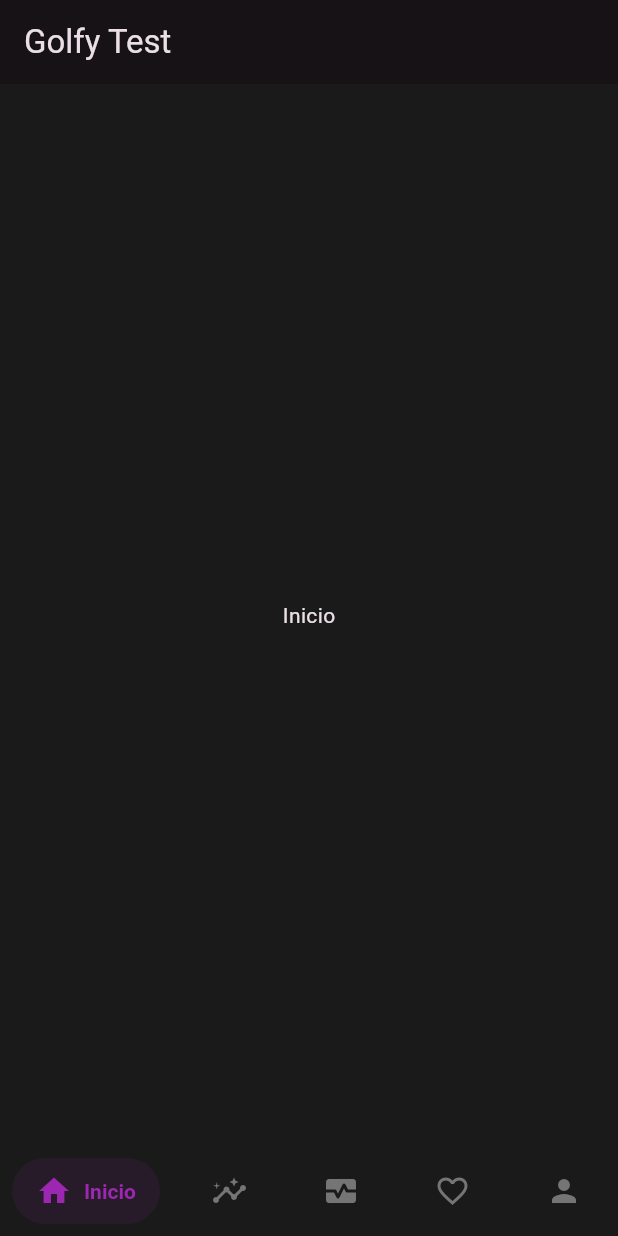
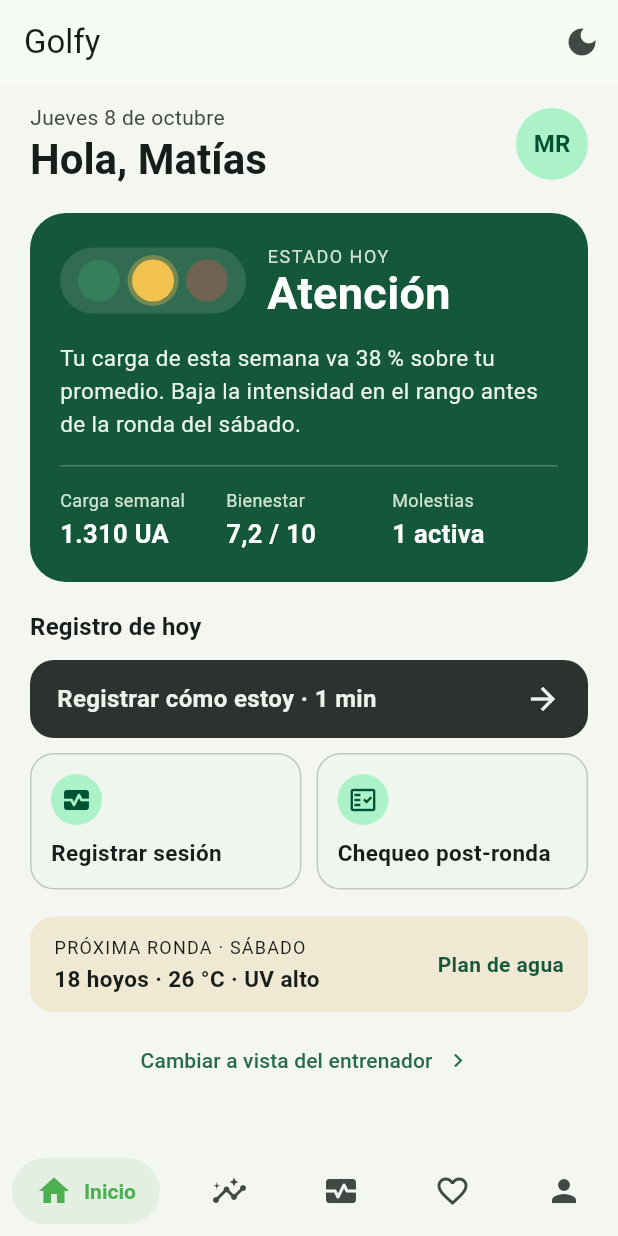
Before and after one commit to red-nato/golfy_app, a Flutter app: the screen it shows after launch, on a phone screen of 412 x 824 dp. Run offline on Flutter 3.47's test engine with Material 3 defaults, Android fonts, the phone set to English and light mode, and no system bars; drawn by our look-alikes of salomon_bottom_bar.

Commit message:
Add: Pantalla Inicio y estructura de las páginas

```diff
--- a/lib/main.dart
+++ b/lib/main.dart
@@ -1,5 +1,7 @@
 import 'package:flutter/material.dart';
-import 'package:salomon_bottom_bar/salomon_bottom_bar.dart';
+import 'screens/golfy_main.dart';
+import 'theme.dart';
+
 void main() {
   runApp(const MyApp());
 }
@@ -7,88 +9,20 @@ void main() {
 class MyApp extends StatelessWidget {
   const MyApp({super.key});
 
-  // This widget is the root of your application.
   @override
   Widget build(BuildContext context) {
-    return MaterialApp(
-      title: 'Flutter Demo',
-      theme: ThemeData(
-        // This is the theme of your application.
-        //
-        // TRY THIS: Try running your application with "flutter run". You'll see
-        // the application has a purple toolbar. Then, without quitting the app,
-        // try changing the seedColor in the colorScheme below to Colors.green
-        // and then invoke "hot reload" (save your changes or press the "hot
-        // reload" button in a Flutter-supported IDE, or press "r" if you used
-        // the command line to start the app).
-        //
-        // Notice that the counter didn't reset back to zero; the application
-        // state is not lost during the reload. To reset the state, use hot
-        // restart instead.
-        //
-        // This works for code too, not just values: Most code changes can be
-        // tested with just a hot reload.
-        colorScheme: .fromSeed(brightness: Brightness.dark, seedColor: Colors.purple),
-        scaffoldBackgroundColor: const Color(0xFF1A1A1A),
-      ),
-      home: const GoogleBottomBar(),
+    // Se reconstruye cada vez que themeNotifier cambia.
+    return ValueListenableBuilder<ThemeMode>(
+      valueListenable: themeNotifier,
+      builder: (context, mode, _) {
+        return MaterialApp(
+          title: 'Golfy',
+          theme: lightTheme,
+          darkTheme: darkTheme,
+          themeMode: mode,
+          home: const GolfyMain(),
+        );
+      },
     );
   }
 }
-
-class GoogleBottomBar extends StatefulWidget {
-  const GoogleBottomBar({super.key});
-
-  @override
-  State<GoogleBottomBar> createState() => _GoogleBottomBarState();
-}
-
-class _GoogleBottomBarState extends State<GoogleBottomBar> {
-  int _selectedIndex = 0;
-  @override
-  Widget build(BuildContext context) {
-    return Scaffold(
-      appBar: AppBar(title: const Text('Golfy Test')),
-      body: Center(child: _navBarItems[_selectedIndex].title),
-      bottomNavigationBar: SalomonBottomBar(
-        currentIndex: _selectedIndex,
-        selectedItemColor: const Color(0xffFFFFFF),
-        unselectedItemColor: const Color(0xff757575),
-        onTap: (index) {
-          setState(() {
-            _selectedIndex = index;
-          });
-        },
-        items: _navBarItems,
-      ),
-    );
-  }
-}
-
-final _navBarItems = [
-  SalomonBottomBarItem(
-    icon: const Icon(Icons.home),
-    title: const Text("Inicio"),
-    selectedColor: Colors.purple,
-  ),
-  SalomonBottomBarItem(
-    icon: const Icon(Icons.insights),
-    title: const Text("Mediciones"),
-    selectedColor: Colors.orange,
-  ),
-    SalomonBottomBarItem(
-    icon: const Icon(Icons.monitor_heart),
-    title: const Text("Carga"),
-    selectedColor: Colors.green,
-  ),
-  SalomonBottomBarItem(
-    icon: const Icon(Icons.favorite_border),
-    title: const Text("Bienestar"),
-    selectedColor: Colors.pink,
-  ),
-  SalomonBottomBarItem(
-    icon: const Icon(Icons.person),
-    title: const Text("Profile"),
-    selectedColor: Colors.teal,
-  ),
-];
--- /dev/null
+++ b/lib/pages/inicio_page.dart
@@ -0,0 +1,375 @@
+import 'package:flutter/material.dart';
+
+const _green = Color(0xFF14573A);
+const _mint = Color(0xFFCFE3D4);
+
+class InicioPage extends StatelessWidget {
+  const InicioPage({super.key});
+
+  @override
+  Widget build(BuildContext context) {
+    final theme = Theme.of(context);
+
+    return SingleChildScrollView(
+      padding: const EdgeInsets.fromLTRB(20, 12, 20, 24),
+      child: Column(
+        crossAxisAlignment: CrossAxisAlignment.start,
+        children: [
+          const _Header(),
+          const SizedBox(height: 18),
+          const _StatusCard(),
+          const SizedBox(height: 18),
+          Text(
+            'Registro de hoy',
+            style: theme.textTheme.titleMedium?.copyWith(
+              fontWeight: FontWeight.w700,
+            ),
+          ),
+          const SizedBox(height: 10),
+          const _PrimaryAction(),
+          const SizedBox(height: 10),
+          const Row(
+            children: [
+              Expanded(
+                child: _ActionCard(
+                  icon: Icons.monitor_heart,
+                  label: 'Registrar sesión',
+                ),
+              ),
+              SizedBox(width: 10),
+              Expanded(
+                child: _ActionCard(
+                  icon: Icons.fact_check_outlined,
+                  label: 'Chequeo post-ronda',
+                ),
+              ),
+            ],
+          ),
+          const SizedBox(height: 18),
+          const _NextRoundCard(),
+          const SizedBox(height: 8),
+          Center(
+            child: TextButton.icon(
+              onPressed: () {},
+              icon: const Icon(Icons.chevron_right),
+              iconAlignment: IconAlignment.end,
+              label: const Text('Cambiar a vista del entrenador'),
+            ),
+          ),
+        ],
+      ),
+    );
+  }
+}
+
+class _Header extends StatelessWidget {
+  const _Header();
+
+  @override
+  Widget build(BuildContext context) {
+    final theme = Theme.of(context);
+    final scheme = theme.colorScheme;
+
+    return Row(
+      mainAxisAlignment: MainAxisAlignment.spaceBetween,
+      children: [
+        Column(
+          crossAxisAlignment: CrossAxisAlignment.start,
+          children: [
+            Text(
+              'Jueves 8 de octubre',
+              style: theme.textTheme.bodyMedium?.copyWith(
+                color: scheme.onSurfaceVariant,
+              ),
+            ),
+            Text(
+              'Hola, Matías',
+              style: theme.textTheme.headlineMedium?.copyWith(
+                fontWeight: FontWeight.w700,
+              ),
+            ),
+          ],
+        ),
+        CircleAvatar(
+          radius: 24,
+          backgroundColor: scheme.primaryContainer,
+          child: Text(
+            'MR',
+            style: TextStyle(
+              color: scheme.onPrimaryContainer,
+              fontWeight: FontWeight.w600,
+            ),
+          ),
+        ),
+      ],
+    );
+  }
+}
+
+class _StatusCard extends StatelessWidget {
+  const _StatusCard();
+
+  @override
+  Widget build(BuildContext context) {
+    return Container(
+      width: double.infinity,
+      padding: const EdgeInsets.all(20),
+      decoration: BoxDecoration(
+        color: _green,
+        borderRadius: BorderRadius.circular(24),
+      ),
+      child: const Column(
+        crossAxisAlignment: CrossAxisAlignment.start,
+        children: [
+          Row(
+            children: [
+              _Semaforo(),
+              SizedBox(width: 14),
+              Column(
+                crossAxisAlignment: CrossAxisAlignment.start,
+                children: [
+                  Text(
+                    'ESTADO HOY',
+                    style: TextStyle(
+                      fontSize: 12,
+                      letterSpacing: 1,
+                      color: _mint,
+                    ),
+                  ),
+                  Text(
+                    'Atención',
+                    style: TextStyle(
+                      fontSize: 30,
+                      fontWeight: FontWeight.w700,
+                      color: Colors.white,
+                      height: 1.1,
+                    ),
+                  ),
+                ],
+              ),
+            ],
+          ),
+          SizedBox(height: 16),
+          Text(
+            'Tu carga de esta semana va 38 % sobre tu promedio. '
+            'Baja la intensidad en el rango antes de la ronda del sábado.',
+            style: TextStyle(
+              fontSize: 15,
+              height: 1.45,
+              color: Color(0xFFEAF3EC),
+            ),
+          ),
+          SizedBox(height: 16),
+          Divider(color: Colors.white24, height: 1),
+          SizedBox(height: 14),
+          Row(
+            children: [
+              Expanded(child: _Stat('Carga semanal', '1.310 UA')),
+              Expanded(child: _Stat('Bienestar', '7,2 / 10')),
+              Expanded(child: _Stat('Molestias', '1 activa')),
+            ],
+          ),
+        ],
+      ),
+    );
+  }
+}
+
+class _Semaforo extends StatelessWidget {
+  const _Semaforo();
+
+  Widget _dot(Color color, {bool active = false}) {
+    return Container(
+      width: 28,
+      height: 28,
+      margin: const EdgeInsets.symmetric(horizontal: 4),
+      decoration: BoxDecoration(
+        shape: BoxShape.circle,
+        color: active ? color : color.withValues(alpha: 0.35),
+        boxShadow: active
+            ? [BoxShadow(color: color.withValues(alpha: 0.35), spreadRadius: 3)]
+            : null,
+      ),
+    );
+  }
+
+  @override
+  Widget build(BuildContext context) {
+    return Container(
+      padding: const EdgeInsets.all(8),
+      decoration: BoxDecoration(
+        color: Colors.white.withValues(alpha: 0.12),
+        borderRadius: BorderRadius.circular(999),
+      ),
+      child: Row(
+        mainAxisSize: MainAxisSize.min,
+        children: [
+          _dot(const Color(0xFF3FA66B)),
+          _dot(const Color(0xFFF2C14E), active: true), // amarillo activo
+          _dot(const Color(0xFFE5584F)),
+        ],
+      ),
+    );
+  }
+}
+
+class _Stat extends StatelessWidget {
+  const _Stat(this.label, this.value);
+
+  final String label;
+  final String value;
+
+  @override
+  Widget build(BuildContext context) {
+    return Column(
+      crossAxisAlignment: CrossAxisAlignment.start,
+      children: [
+        Text(label, style: const TextStyle(fontSize: 12, color: _mint)),
+        const SizedBox(height: 2),
+        Text(
+          value,
+          style: const TextStyle(
+            fontSize: 17,
+            fontWeight: FontWeight.w600,
+            color: Colors.white,
+          ),
+        ),
+      ],
+    );
+  }
+}
+
+class _PrimaryAction extends StatelessWidget {
+  const _PrimaryAction();
+
+  @override
+  Widget build(BuildContext context) {
+    final scheme = Theme.of(context).colorScheme;
+
+    return Material(
+      color: scheme.inverseSurface,
+      borderRadius: BorderRadius.circular(16),
+      child: InkWell(
+        borderRadius: BorderRadius.circular(16),
+        onTap: () {}, // luego: navegar a Bienestar
+        child: Container(
+          constraints: const BoxConstraints(minHeight: 52),
+          padding: const EdgeInsets.symmetric(horizontal: 18),
+          child: Row(
+            mainAxisAlignment: MainAxisAlignment.spaceBetween,
+            children: [
+              Text(
+                'Registrar cómo estoy · 1 min',
+                style: TextStyle(
+                  color: scheme.onInverseSurface,
+                  fontSize: 16,
+                  fontWeight: FontWeight.w600,
+                ),
+              ),
+              Icon(Icons.arrow_forward, color: scheme.onInverseSurface),
+            ],
+          ),
+        ),
+      ),
+    );
+  }
+}
+
+class _ActionCard extends StatelessWidget {
+  const _ActionCard({required this.icon, required this.label});
+
+  final IconData icon;
+  final String label;
+
+  @override
+  Widget build(BuildContext context) {
+    final scheme = Theme.of(context).colorScheme;
+
+    return Material(
+      color: scheme.surfaceContainerLow,
+      shape: RoundedRectangleBorder(
+        borderRadius: BorderRadius.circular(16),
+        side: BorderSide(color: scheme.outlineVariant),
+      ),
+      child: InkWell(
+        borderRadius: BorderRadius.circular(16),
+        onTap: () {},
+        child: Padding(
+          padding: const EdgeInsets.all(14),
+          child: Column(
+            crossAxisAlignment: CrossAxisAlignment.start,
+            children: [
+              CircleAvatar(
+                radius: 17,
+                backgroundColor: scheme.primaryContainer,
+                child: Icon(icon, size: 20, color: scheme.onPrimaryContainer),
+              ),
+              const SizedBox(height: 8),
+              Text(
+                label,
+                style: const TextStyle(
+                  fontSize: 15,
+                  fontWeight: FontWeight.w600,
+                ),
+              ),
+            ],
+          ),
+        ),
+      ),
+    );
+  }
+}
+
+class _NextRoundCard extends StatelessWidget {
+  const _NextRoundCard();
+
+  @override
+  Widget build(BuildContext context) {
+    final theme = Theme.of(context);
+    final isDark = theme.brightness == Brightness.dark;
+    final sand = isDark ? const Color(0xFF3A3524) : const Color(0xFFEFE8D2);
+
+    return Material(
+      color: sand,
+      borderRadius: BorderRadius.circular(16),
+      child: InkWell(
+        borderRadius: BorderRadius.circular(16),
+        onTap: () {},
+        child: Padding(
+          padding: const EdgeInsets.symmetric(horizontal: 16, vertical: 12),
+          child: Row(
+            children: [
+              const Expanded(
+                child: Column(
+                  crossAxisAlignment: CrossAxisAlignment.start,
+                  children: [
+                    Text(
+                      'PRÓXIMA RONDA · SÁBADO',
+                      style: TextStyle(fontSize: 12, letterSpacing: 0.8),
+                    ),
+                    SizedBox(height: 2),
+                    Text(
+                      '18 hoyos · 26 °C · UV alto',
+                      style: TextStyle(
+                        fontSize: 15,
+                        fontWeight: FontWeight.w600,
+                      ),
+                    ),
+                  ],
+                ),
+              ),
+              Text(
+                'Plan de agua',
+                style: TextStyle(
+                  fontSize: 14,
+                  fontWeight: FontWeight.w600,
+                  color: isDark ? _mint : _green,
+                ),
+              ),
+            ],
+          ),
+        ),
+      ),
+    );
+  }
+}
--- /dev/null
+++ b/lib/pages/placeholder_page.dart
@@ -0,0 +1,15 @@
+import 'package:flutter/material.dart';
+
+// Pantalla temporal. La reemplazas por la real cuando la hagas.
+class PlaceholderPage extends StatelessWidget {
+  const PlaceholderPage(this.title, {super.key});
+
+  final String title;
+
+  @override
+  Widget build(BuildContext context) {
+    return Center(
+      child: Text(title, style: Theme.of(context).textTheme.headlineSmall),
+    );
+  }
+}
--- /dev/null
+++ b/lib/screens/golfy_main.dart
@@ -0,0 +1,80 @@
+import 'package:flutter/material.dart';
+import 'package:salomon_bottom_bar/salomon_bottom_bar.dart';
+import '../pages/inicio_page.dart';
+import '../pages/placeholder_page.dart';
+import '../theme.dart';
+
+class GolfyMain extends StatefulWidget {
+  const GolfyMain({super.key});
+
+  @override
+  State<GolfyMain> createState() => _GolfyMainState();
+}
+
+class _GolfyMainState extends State<GolfyMain> {
+  int _selectedIndex = 0;
+
+  // Una pantalla por pestaña, en el MISMO orden que los items de abajo.
+  final _pages = const [
+    InicioPage(),
+    PlaceholderPage('Mediciones'),
+    PlaceholderPage('Carga'),
+    PlaceholderPage('Bienestar'),
+    PlaceholderPage('Perfil'),
+  ];
+
+  final _items = [
+    SalomonBottomBarItem(
+      icon: const Icon(Icons.home),
+      title: const Text('Inicio'),
+      selectedColor: Colors.green,
+    ),
+    SalomonBottomBarItem(
+      icon: const Icon(Icons.insights),
+      title: const Text('Mediciones'),
+      selectedColor: Colors.orange,
+    ),
+    SalomonBottomBarItem(
+      icon: const Icon(Icons.monitor_heart),
+      title: const Text('Carga'),
+      selectedColor: Colors.teal,
+    ),
+    SalomonBottomBarItem(
+      icon: const Icon(Icons.favorite_border),
+      title: const Text('Bienestar'),
+      selectedColor: Colors.pink,
+    ),
+    SalomonBottomBarItem(
+      icon: const Icon(Icons.person),
+      title: const Text('Perfil'),
+      selectedColor: Colors.purple,
+    ),
+  ];
+
+  @override
+  Widget build(BuildContext context) {
+    final isDark = Theme.of(context).brightness == Brightness.dark;
+
+    return Scaffold(
+      appBar: AppBar(
+        title: const Text('Golfy'),
+        actions: [
+          IconButton(
+            tooltip: 'Cambiar tema',
+            icon: Icon(isDark ? Icons.light_mode : Icons.dark_mode),
+            onPressed: () {
+              themeNotifier.value = isDark ? ThemeMode.light : ThemeMode.dark;
+            },
+          ),
+        ],
+      ),
+      body: _pages[_selectedIndex],
+      bottomNavigationBar: SalomonBottomBar(
+        currentIndex: _selectedIndex,
+        unselectedItemColor: Theme.of(context).colorScheme.onSurfaceVariant,
+        onTap: (index) => setState(() => _selectedIndex = index),
+        items: _items,
+      ),
+    );
+  }
+}
--- /dev/null
+++ b/lib/theme.dart
@@ -0,0 +1,19 @@
+import 'package:flutter/material.dart';
+
+// Guarda qué tema está activo. Cualquier parte de la app puede cambiarlo.
+final themeNotifier = ValueNotifier<ThemeMode>(ThemeMode.system);
+
+const _seed = Color(0xFF14573A); // verde de tu diseño
+
+final lightTheme = ThemeData(
+  colorScheme: ColorScheme.fromSeed(seedColor: _seed),
+  scaffoldBackgroundColor: const Color(0xFFF4F6F1),
+);
+
+final darkTheme = ThemeData(
+  colorScheme: ColorScheme.fromSeed(
+    seedColor: _seed,
+    brightness: Brightness.dark,
+  ),
+  scaffoldBackgroundColor: const Color(0xFF1A1A1A),
+);
```
